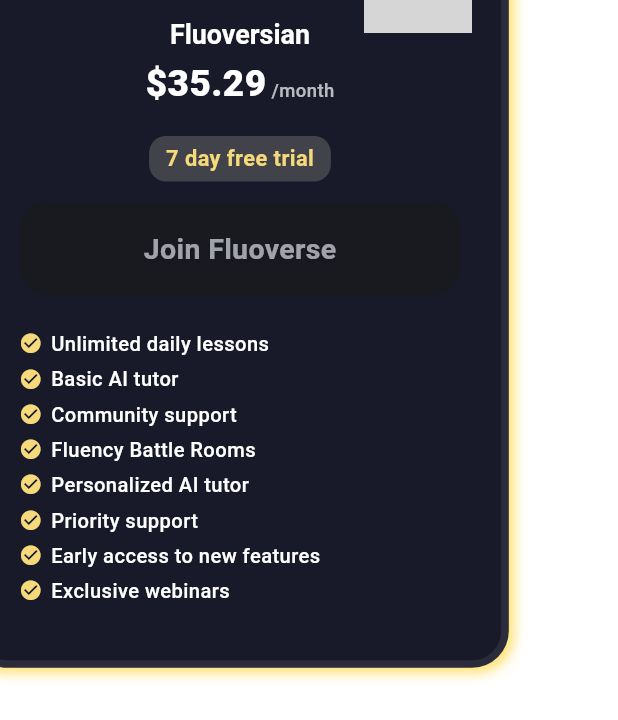
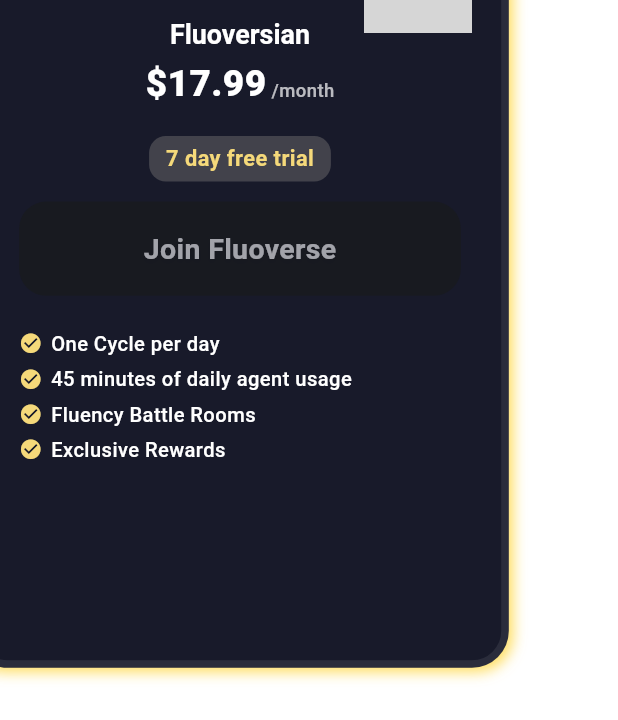
Before and after one commit to langverseadmin/Fluoverse-Landing-Page, a Flutter app: the _SaasPricingCard widget shown alone on an empty page, opened directly with sample values from the repository, on a phone screen of 412 x 824 dp. Shown: the top 720 px of the screen. Run offline on Flutter 3.47's test engine with Material 3 defaults, Android fonts, the phone set to English and light mode, and no system bars; our stand-ins replace confetti, flutter_animate, flutter_markdown, go_router, lottie, lucide_icons and 1 more; missing offline and left inert: dart:html; accounts and stored records are empty; grey boxes are pictures that could not be loaded.

Commit message:
plan features

```diff
--- a/lib/website/screens/pricing_v2.dart
+++ b/lib/website/screens/pricing_v2.dart
@@ -31,16 +31,12 @@
   //   'Basic AI tutor',
   //   'Community support',
   // ]),
-  Plan('Fluoversian', 35.29, 170, [
-    'Unlimited daily lessons',
-    'Basic AI tutor',
-    'Community support',
+  Plan('Fluoversian', 17.99, 170, [
+    'One Cycle per day',
+    '45 minutes of daily agent usage',
     'Fluency Battle Rooms',
-    'Personalized AI tutor',
-    'Priority support',
-    '1:1 Live Coaching',
-    'Early access to new features',
-    'Exclusive webinars',
+    'Exclusive Rewards',
+
   ], badge: 'Most popular'),
   // Plan('Fluoversian', 35.29, 180, [
   //   'Unlimited daily lessons',
@@ -1063,17 +1059,23 @@
     badgeColor = goldBadge;
     hoverColor = richGold;
     final subText = ""; // Remove 'Billed monthly' and 'Billed yearly'
-    // For demo: all features in the list, mark as included or not
-    final allFeatures = [
-      'Unlimited daily lessons',
-      'Basic AI tutor',
-      'Community support',
+    // Features list - monthly features plus additional yearly perks
+    final monthlyFeatures = [
+      'One Cycle per day',
+      '45 minutes of daily agent usage',
       'Fluency Battle Rooms',
-      'Personalized AI tutor',
+      'Exclusive Rewards',
+    ];
+
+    final yearlyAdditionalFeatures = [
       'Priority support',
       'Early access to new features',
-      'Exclusive webinars',
+      '1-on-1 feedback calls',
     ];
+
+    final allFeatures = isYearly
+        ? [...monthlyFeatures, ...yearlyAdditionalFeatures]
+        : monthlyFeatures;
     final bool isMainPlan = true; // Always true since we only have one plan
     return MouseRegion(
       cursor: SystemMouseCursors.click,
```
